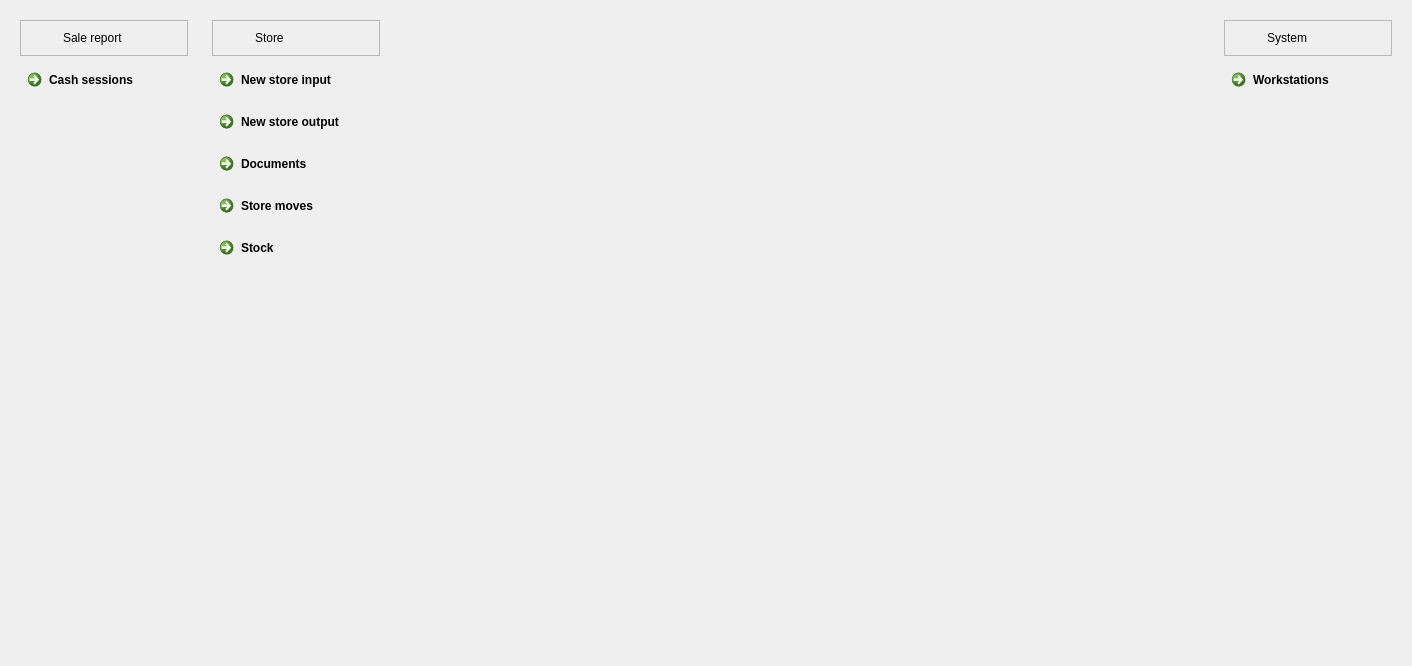
The window that FrontDesk/wdashboard.ui (End1-1/Cafe5) describes before a commit, drawn with Qt 5.
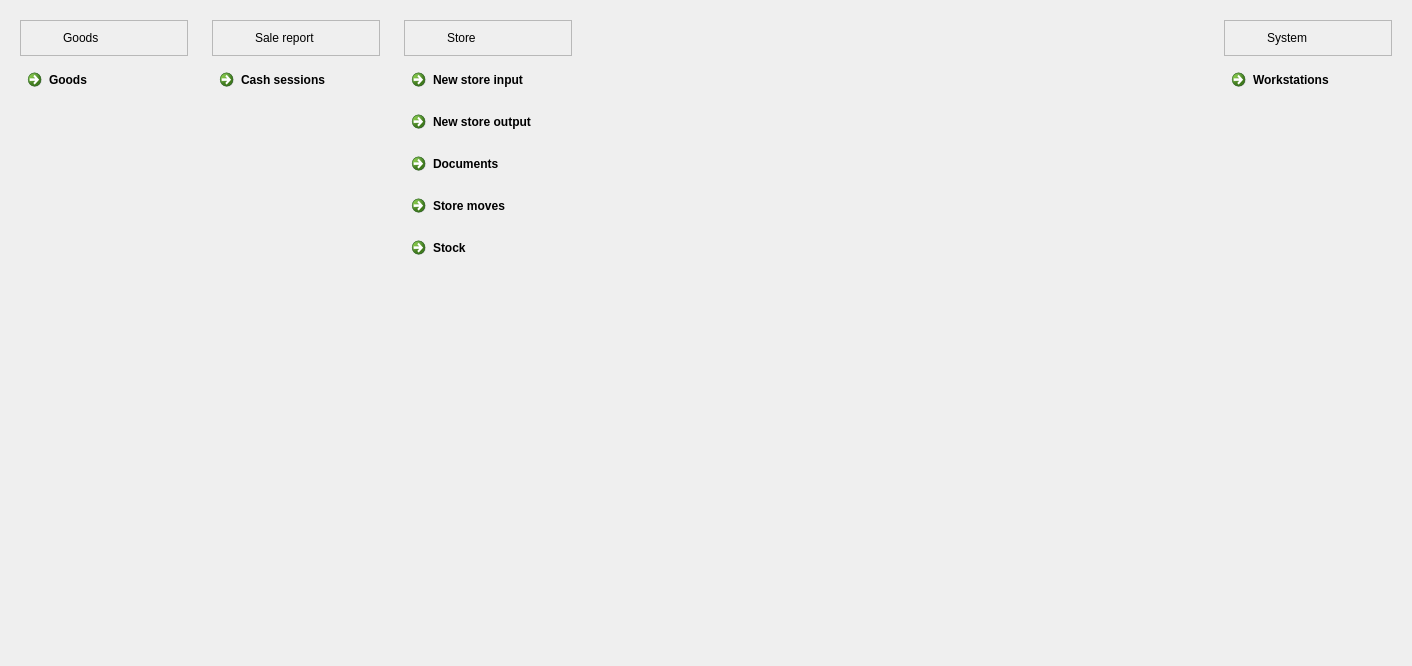
The same window after the commit. Icons and pictures are not drawn.

```diff
--- a/FrontDesk/wdashboard.ui
+++ b/FrontDesk/wdashboard.ui
@@ -17,7 +17,7 @@
    <bool>true</bool>
   </property>
   <layout class="QGridLayout" name="gridLayout">
-   <item row="0" column="3">
+   <item row="0" column="4">
     <widget class="QWidget" name="wContSystem" native="true">
      <layout class="QVBoxLayout" name="verticalLayout">
       <item>
@@ -142,7 +142,7 @@
      </layout>
     </widget>
    </item>
-   <item row="0" column="2">
+   <item row="0" column="3">
     <spacer name="horizontalSpacer">
      <property name="orientation">
       <enum>Qt::Orientation::Horizontal</enum>
@@ -155,7 +155,7 @@
      </property>
     </spacer>
    </item>
-   <item row="0" column="0">
+   <item row="0" column="1">
     <widget class="QWidget" name="wContSystem_2" native="true">
      <layout class="QVBoxLayout" name="verticalLayout_3">
       <item>
@@ -280,7 +280,7 @@
      </layout>
     </widget>
    </item>
-   <item row="0" column="1">
+   <item row="0" column="2">
     <widget class="QWidget" name="wContSystem_3" native="true">
      <layout class="QVBoxLayout" name="verticalLayout_4">
       <item>
@@ -408,7 +408,7 @@
           <normaloff>:/workstation.png</normaloff>:/workstation.png</iconset>
         </property>
         <property name="form" stdset="0">
-         <string>form_new_store_output</string>
+         <string>form_newstoreoutput</string>
         </property>
        </widget>
       </item>
@@ -497,6 +497,131 @@
      </layout>
     </widget>
    </item>
+   <item row="0" column="0">
+    <widget class="QWidget" name="wContSystem_4" native="true">
+     <layout class="QVBoxLayout" name="verticalLayout_5">
+      <item>
+       <widget class="QFrame" name="frame_5">
+        <property name="sizePolicy">
+         <sizepolicy hsizetype="Preferred" vsizetype="Fixed">
+          <horstretch>0</horstretch>
+          <verstretch>0</verstretch>
+         </sizepolicy>
+        </property>
+        <property name="minimumSize">
+         <size>
+          <width>0</width>
+          <height>36</height>
+         </size>
+        </property>
+        <property name="maximumSize">
+         <size>
+          <width>16777215</width>
+          <height>36</height>
+         </size>
+        </property>
+        <property name="frameShape">
+         <enum>QFrame::Shape::StyledPanel</enum>
+        </property>
+        <property name="frameShadow">
+         <enum>QFrame::Shadow::Raised</enum>
+        </property>
+        <layout class="QHBoxLayout" name="horizontalLayout_5">
+         <property name="spacing">
+          <number>9</number>
+         </property>
+         <property name="leftMargin">
+          <number>9</number>
+         </property>
+         <property name="topMargin">
+          <number>0</number>
+         </property>
+         <property name="rightMargin">
+          <number>0</number>
+         </property>
+         <property name="bottomMargin">
+          <number>0</number>
+         </property>
+         <item>
+          <widget class="QLabel" name="label_9">
+           <property name="sizePolicy">
+            <sizepolicy hsizetype="Fixed" vsizetype="Fixed">
+             <horstretch>0</horstretch>
+             <verstretch>0</verstretch>
+            </sizepolicy>
+           </property>
+           <property name="minimumSize">
+            <size>
+             <width>24</width>
+             <height>24</height>
+            </size>
+           </property>
+           <property name="maximumSize">
+            <size>
+             <width>24</width>
+             <height>24</height>
+            </size>
+           </property>
+           <property name="text">
+            <string/>
+           </property>
+           <property name="pixmap">
+            <pixmap resource="../resources/res.qrc">:/sales-reports.png</pixmap>
+           </property>
+           <property name="scaledContents">
+            <bool>true</bool>
+           </property>
+          </widget>
+         </item>
+         <item>
+          <widget class="QLabel" name="label_10">
+           <property name="text">
+            <string>Goods</string>
+           </property>
+          </widget>
+         </item>
+        </layout>
+       </widget>
+      </item>
+      <item>
+       <widget class="QCommandLinkButton" name="btnCashSessions_2">
+        <property name="sizePolicy">
+         <sizepolicy hsizetype="Preferred" vsizetype="Preferred">
+          <horstretch>0</horstretch>
+          <verstretch>0</verstretch>
+         </sizepolicy>
+        </property>
+        <property name="cursor">
+         <cursorShape>PointingHandCursor</cursorShape>
+        </property>
+        <property name="text">
+         <string>Goods</string>
+        </property>
+        <property name="icon">
+         <iconset resource="../resources/res.qrc">
+          <normaloff>:/grapes.png</normaloff>:/grapes.png</iconset>
+        </property>
+        <property name="form" stdset="0">
+         <string>form_goods</string>
+        </property>
+       </widget>
+      </item>
+      <item>
+       <spacer name="verticalSpacer_4">
+        <property name="orientation">
+         <enum>Qt::Orientation::Vertical</enum>
+        </property>
+        <property name="sizeHint" stdset="0">
+         <size>
+          <width>20</width>
+          <height>40</height>
+         </size>
+        </property>
+       </spacer>
+      </item>
+     </layout>
+    </widget>
+   </item>
   </layout>
  </widget>
  <resources>
```
